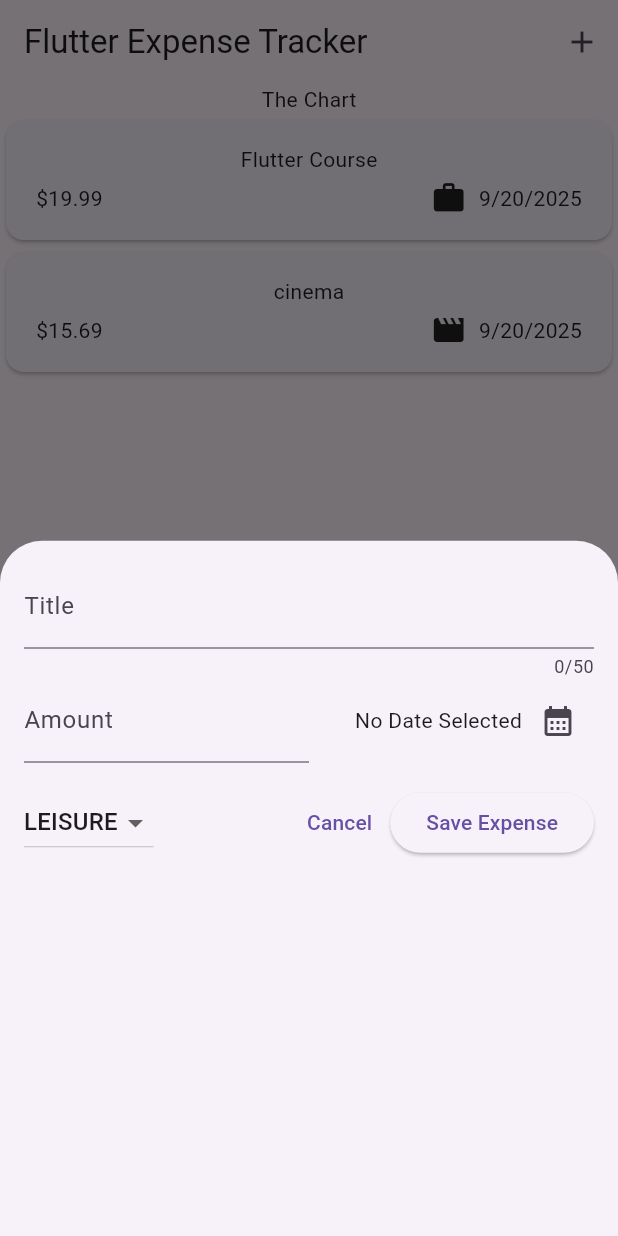
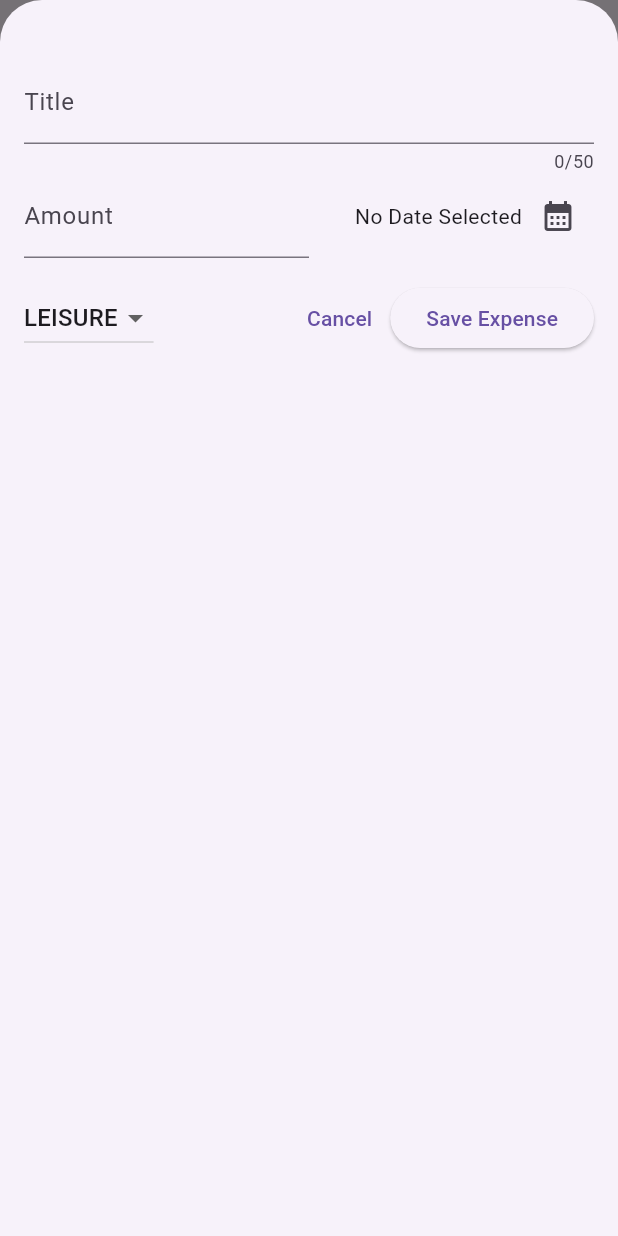
Before and after one commit to YigitErzen/flutter_course_expense_tracker_app, a Flutter app: the screen it shows after launch, after a tap on the "add" icon, on a phone screen of 412 x 824 dp. Run offline on Flutter 3.47's test engine with Material 3 defaults, Android fonts, the phone set to English and light mode, and no system bars.

Commit message:
Enhance expense management: add scroll control to modal, implement expense removal, and adjust padding in NewExpense widget

```diff
--- a/lib/expenses.dart
+++ b/lib/expenses.dart
@@ -30,6 +30,7 @@ class _ExpensesState extends State<Expenses> {
 
   void _openAddExpenseOverlay() {
     showModalBottomSheet(
+      isScrollControlled: true,
       context: context,
       builder: (ctx) => NewExpense(onAddExpense: _addExpense),
     );
@@ -40,6 +41,13 @@ class _ExpensesState extends State<Expenses> {
       _registeredExpenses.add(expense);
     });
   }
+
+  void _removeExpense(Expense expense) {
+    setState(() {
+      _registeredExpenses.add(expense);
+    });
+  }
+
 
   @override
   Widget build(BuildContext context) {
@@ -58,7 +66,7 @@ class _ExpensesState extends State<Expenses> {
       body: Column(
       children:[
         Text('The Chart'),
-        Expanded(child: ExpensesList(expenses: _registeredExpenses,)),
+        Expanded(child: ExpensesList(expenses: _registeredExpenses, onRemoveExpense: _removeExpense,)),
       ]
     ),
     );
--- a/lib/widgets/expenses_list.dart
+++ b/lib/widgets/expenses_list.dart
@@ -3,13 +3,26 @@ import 'package:expense_tracker/models/expense.dart';
 import 'expense_item.dart';
 
 class ExpensesList extends StatelessWidget {
-    const ExpensesList({super.key, required this.expenses});
+    const ExpensesList({
+        super.key,
+        required this.expenses,
+        required this.onRemoveExpense,
+        });
     final List<Expense> expenses;
+    final void Function(Expense expense) onRemoveExpense;
     @override
     Widget build(BuildContext context) {
         return ListView.builder(
             itemCount: expenses.length,
-            itemBuilder: (ctx, index) => ExpenseItem(expenses[index]),
+            itemBuilder: (ctx, index) => Dismissible(
+              key: ValueKey(expenses[index]),
+              onDismissed: (direction) {
+                onRemoveExpense(expenses[index]);
+              },
+              child: ExpenseItem(
+                expenses[index],
+                ),
+            ),
         );
     }
 }
--- a/lib/widgets/new_expense.dart
+++ b/lib/widgets/new_expense.dart
@@ -63,6 +63,7 @@ class _NewExpenseState extends State<NewExpense> {
       date: _selectedDate!,
       category: _selectedCategory,
     ));
+    Navigator.pop(context);
   }
 
 
@@ -76,7 +77,7 @@ class _NewExpenseState extends State<NewExpense> {
   @override
   Widget build(BuildContext context) {
     return Padding(
-      padding: EdgeInsets.all(16),
+      padding: EdgeInsets.fromLTRB(16, 40, 16, 16),
       child: Column(
         children: [
           TextField(
```
